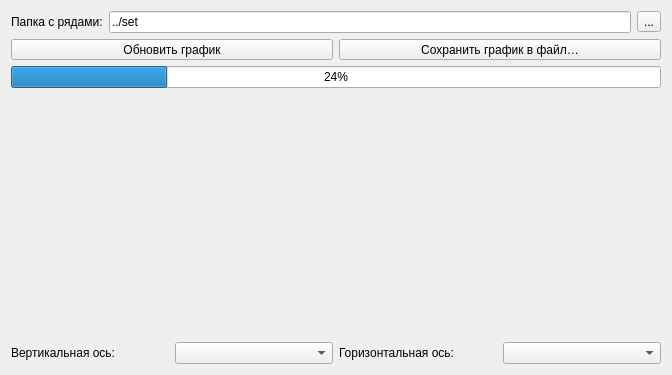
Before: the Qt Designer form GUI/Plot.ui in gluk47/tsanalyzer, drawn with Qt 5.
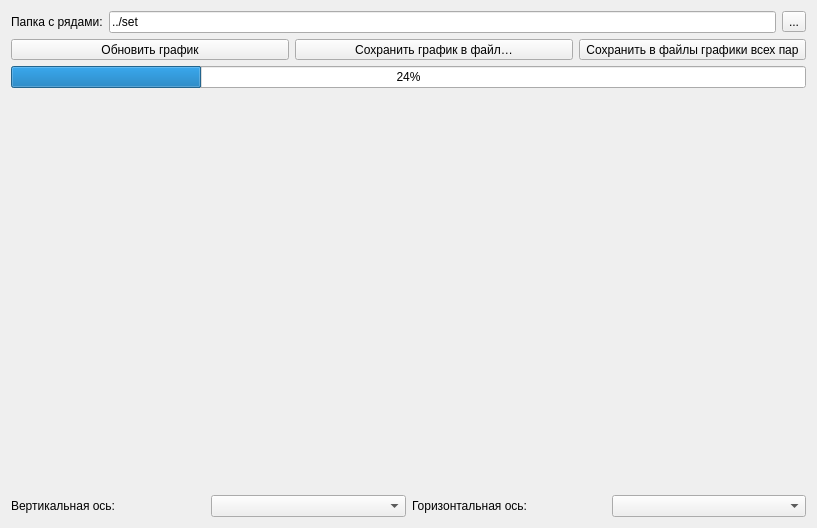
After: the same form once the commit is applied. Icons and pictures are not drawn. Custom widgets are drawn as their Qt base class.

```diff
--- a/GUI/Plot.ui
+++ b/GUI/Plot.ui
@@ -6,8 +6,8 @@
    <rect>
     <x>0</x>
     <y>0</y>
-    <width>672</width>
-    <height>375</height>
+    <width>817</width>
+    <height>528</height>
    </rect>
   </property>
   <property name="windowTitle">
@@ -75,6 +75,13 @@
        </property>
       </widget>
      </item>
+     <item>
+      <widget class="QToolButton" name="saveAll">
+       <property name="text">
+        <string>Сохранить в файлы графики всех пар</string>
+       </property>
+      </widget>
+     </item>
     </layout>
    </item>
    <item>
```
